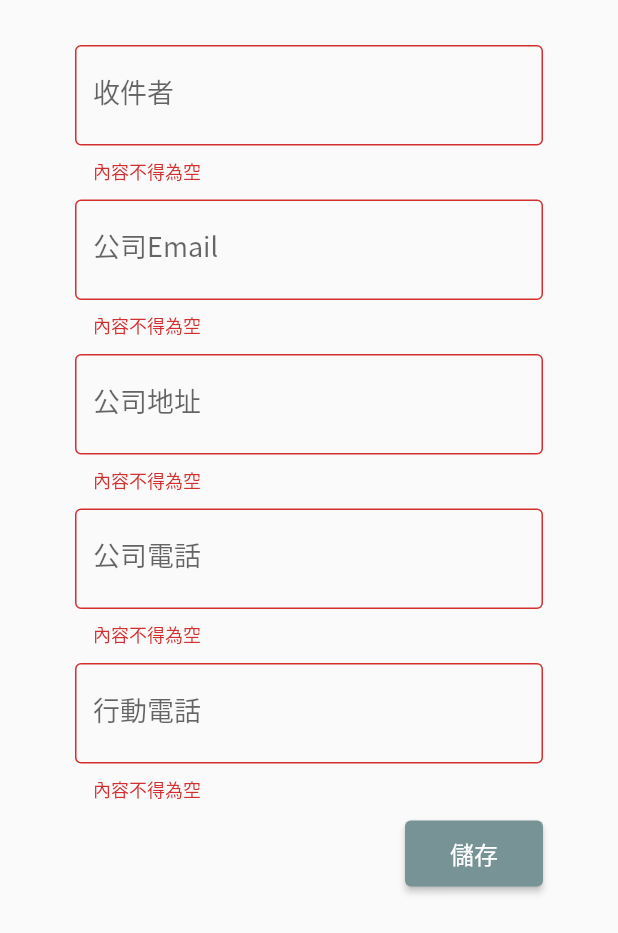
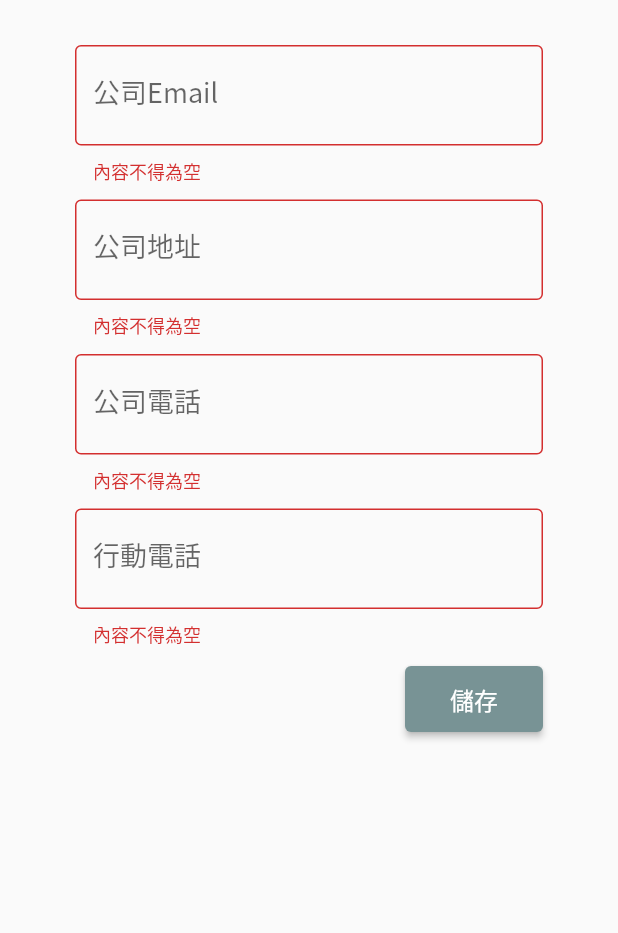
Before and after one commit to a1265478/local_farm_backstage, a Flutter app: the InfoPage screen opened directly, after a tap on "儲存", on a phone screen of 412 x 824 dp. Shown: the top 933 px of the screen. Run offline on Flutter 3.47's test engine with Material 2 defaults, Android fonts, the light colour scheme and no system bars; our stand-ins replace bloc, equatable, file_picker, firebase_auth, firebase_core, firebase_database and 2 more; accounts and stored records are empty.

Commit message:
feat: Update

```diff
--- a/lib/main.dart
+++ b/lib/main.dart
@@ -5,6 +5,7 @@ import 'package:flutter/material.dart';
 import 'package:flutter_bloc/flutter_bloc.dart';
 
 import 'core/auth/auth_bloc.dart';
+import 'core/auth/auth_nav.dart';
 import 'modules/customer/custom_list_page.dart';
 import 'modules/dashboard/dashboard.dart';
 
@@ -46,9 +47,7 @@ class MyApp extends StatelessWidget {
         primarySwatch: Colors.blue,
         fontFamily: "NotoSansTC",
       ),
-      // home: const AuthNav(),
-      home: Dashboard(),
-      // home: CustomListPage(),
+      home: const AuthNav(),
     );
   }
 }
--- a/lib/modules/dashboard/dashboard.dart
+++ b/lib/modules/dashboard/dashboard.dart
@@ -58,7 +58,7 @@ class _DashboardState extends State<Dashboard> {
                           if (state.currentIndex == 5)
                             MaterialPage(child: InfoPage()),
                           if (state.currentIndex == 6)
-                            MaterialPage(child: DownloadPage())
+                            const MaterialPage(child: DownloadPage())
                         ],
                         onPopPage: (route, result) => route.didPop(result),
                       ),
--- a/lib/modules/info/cubit/info_cubit.dart
+++ b/lib/modules/info/cubit/info_cubit.dart
@@ -18,9 +18,6 @@ class InfoCubit extends Cubit<InfoState> {
       print(ex.toString());
     }
   }
-
-  void changeSendEmail(String value) =>
-      emit(state.copyWith(info: state.info.copyWith(sendEmail: value)));
 
   void changeEmail(String value) =>
       emit(state.copyWith(info: state.info.copyWith(email: value)));
--- a/lib/modules/info/info_page.dart
+++ b/lib/modules/info/info_page.dart
@@ -33,29 +33,6 @@ class InfoPage extends StatelessWidget {
                 key: _formKey,
                 child: Column(
                   children: [
-                    TextFormField(
-                      initialValue: state.info.sendEmail,
-                      style: const TextStyle(fontSize: 18),
-                      decoration: const InputDecoration(
-                        label: Text("收件者"),
-                        enabledBorder: OutlineInputBorder(
-                          borderSide:
-                              BorderSide(color: kDarkGreenColor, width: 2.0),
-                        ),
-                        border: OutlineInputBorder(),
-                      ),
-                      onChanged: (value) {
-                        BlocProvider.of<InfoCubit>(context)
-                            .changeSendEmail(value);
-                      },
-                      validator: (value) {
-                        if (value == null || value.isEmpty) {
-                          return "內容不得為空";
-                        }
-                        return null;
-                      },
-                    ),
-                    const SizedBox(height: 10),
                     TextFormField(
                       initialValue: state.info.email,
                       style: const TextStyle(fontSize: 18),
--- a/lib/modules/info/model/info.dart
+++ b/lib/modules/info/model/info.dart
@@ -1,14 +1,12 @@
 import 'dart:convert';
 
 class Info {
-  final String sendEmail;
   final String email;
   final String address;
   final String mobilePhone;
   final String phone;
 
   const Info({
-    this.sendEmail = "",
     this.email = "",
     this.address = "",
     this.mobilePhone = "",
@@ -18,14 +16,12 @@ class Info {
   static const empty = Info();
 
   Info copyWith({
-    String? sendEmail,
     String? email,
     String? address,
     String? mobilePhone,
     String? phone,
   }) {
     return Info(
-      sendEmail: sendEmail ?? this.sendEmail,
       email: email ?? this.email,
       address: address ?? this.address,
       mobilePhone: mobilePhone ?? this.mobilePhone,
@@ -35,7 +31,6 @@ class Info {
 
   Map<String, dynamic> toMap() {
     return <String, dynamic>{
-      'sendEmail': sendEmail,
       'email': email,
       'address': address,
       'mobilePhone': mobilePhone,
@@ -45,7 +40,6 @@ class Info {
 
   factory Info.fromJson(Map<String, dynamic> map) {
     return Info(
-      sendEmail: map['sendEmail'] as String,
       email: map['email'] as String,
       address: map['address'] as String,
       mobilePhone: map['mobilePhone'] as String,
@@ -57,6 +51,6 @@ class Info {
 
   @override
   String toString() {
-    return 'Info(sendEmail: $sendEmail, email: $email, address: $address, mobilePhone: $mobilePhone, phone: $phone)';
+    return 'Info( email: $email, address: $address, mobilePhone: $mobilePhone, phone: $phone)';
   }
 }
--- a/pubspec.yaml
+++ b/pubspec.yaml
@@ -39,6 +39,9 @@ dependencies:
   firebase_auth: ^3.3.7
   flutter_bloc: ^8.0.1
   equatable: ^2.0.3
+  file_picker: ^4.4.0
+  uuid: ^3.0.6
+  firebase_storage:
 
 dev_dependencies:
   flutter_test:
```
Also changed, not shown: firebase.json (added), pubspec.lock, 3 other files.
